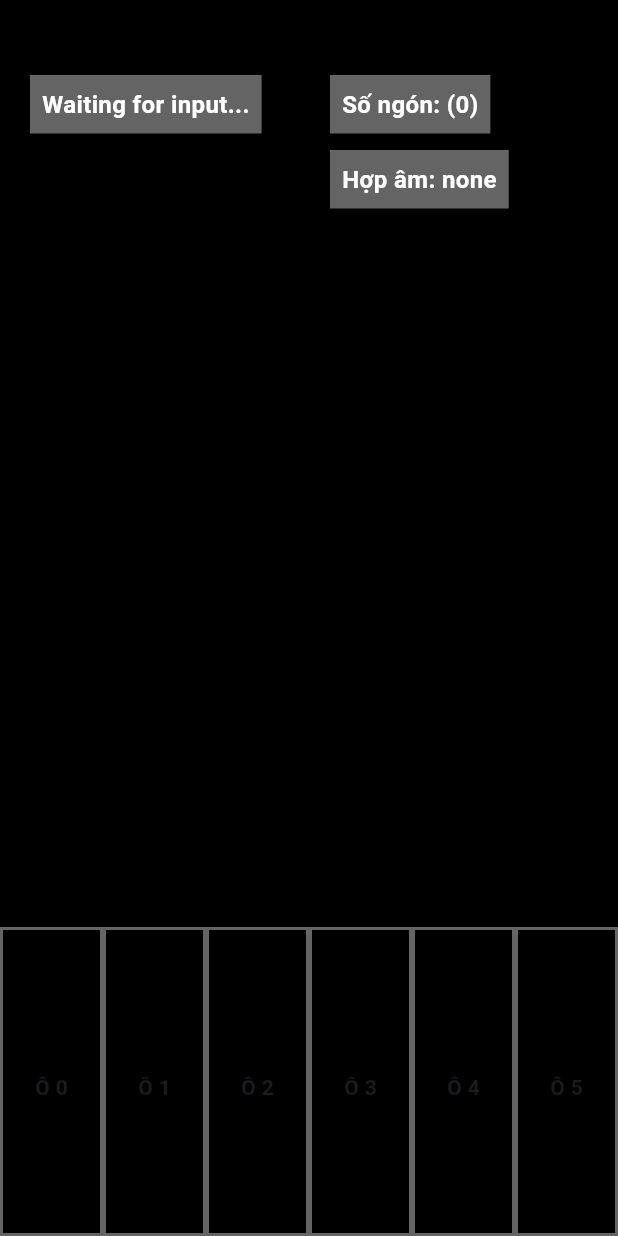
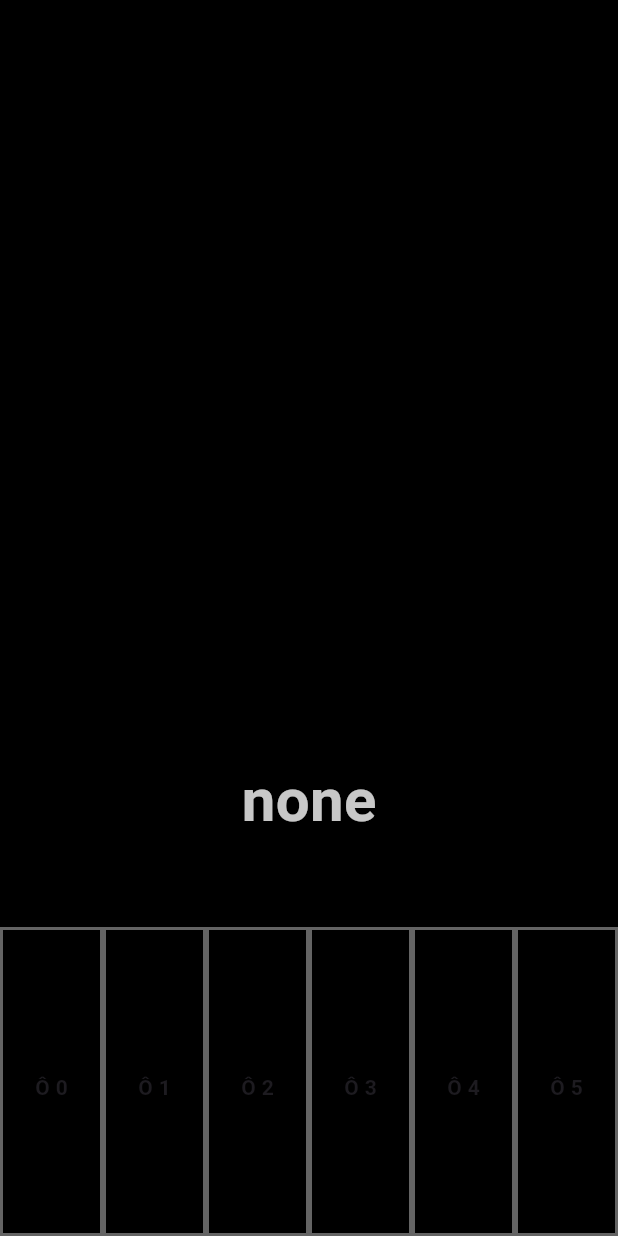
Before and after one commit to khoaphhh/Ruitar, a Flutter app: the screen it shows after launch, on a phone screen of 412 x 824 dp. Run offline on Flutter 3.47's test engine with Material 3 defaults, Android fonts, the phone set to English and light mode, and no system bars.

Commit message:
Re-arrange ui sreen

```diff
--- a/lib/main.dart
+++ b/lib/main.dart
@@ -4,8 +4,13 @@ import 'package:ruitar/logic/chord_record.dart';
 import 'ui/touch_detector.dart';
 import 'logic/calc_methods.dart';
 import 'package:ruitar/ui/guitar_strings.dart';
+import 'package:flutter/services.dart';
 
-void main() => runApp(const MaterialApp(home: HomeScreen()));
+void main() {
+  WidgetsFlutterBinding.ensureInitialized();
+  SystemChrome.setEnabledSystemUIMode(SystemUiMode.immersiveSticky);
+  runApp(const MaterialApp(home: HomeScreen()));
+}
 
 // 1. Đổi thành StatefulWidget
 class HomeScreen extends StatefulWidget {
@@ -65,23 +70,24 @@ class _HomeScreenState extends State<HomeScreen> {
                     }
                   },
                 ),
-                Positioned(
-                  top: 100,
-                  left: 220,
-                  child: IgnorePointer(
-                    child: Container(
-                      padding: const EdgeInsets.all(8),
-                      color: Color.fromARGB(100, 255, 255, 255),
-                      child: Text(
-                        "Hợp âm: $detectedChord",
-                        style: const TextStyle(
-                          color: Colors.white,
-                          fontSize: 16,
-                          fontWeight: FontWeight.bold,
+                Stack(
+                  children: [
+                    IgnorePointer(        //không cản màn hình cảm ứng
+                      child: Center(      //căn chính giữa màn hình
+                        child: Padding(   // dịch xuống
+                          padding: EdgeInsets.only(top: 450),
+                          child: Text(
+                            "$detectedChord",
+                            style: const TextStyle(
+                              color: Color.fromARGB(200, 255, 255, 255),
+                              fontSize: 40,
+                              fontWeight: FontWeight.bold,
+                            ),
+                          ),
                         ),
                       ),
                     ),
-                  ),
+                  ]
                 ),
               ],
             ),
@@ -97,7 +103,7 @@ class _HomeScreenState extends State<HomeScreen> {
             flex: 1,
             child: GuitarStrings(
               onUpdate: (cells) {
-                print(cells);
+                // print(cells);
               },
             ),
           ),
--- a/lib/ui/guitar_strings.dart
+++ b/lib/ui/guitar_strings.dart
@@ -71,7 +71,7 @@ class _GuitarStrings extends State<GuitarStrings> {
                   curve: Curves.linear,
 
                   decoration: BoxDecoration(
-                    color: (isBeingTouched) ? Color.fromARGB(139, 13, 166, 249) : const Color.fromARGB(255, 0, 0, 0),
+                    color: (isBeingTouched) ? Color.fromARGB(0, 0, 0, 0) : const Color.fromARGB(255, 0, 0, 0),
                     border: Border.all(
                       color: Color.fromARGB(100, 255, 255, 255),
                       width: 2.0,
--- a/lib/ui/touch_detector.dart
+++ b/lib/ui/touch_detector.dart
@@ -114,128 +114,128 @@ class _TouchDetectorState extends State<TouchDetector> with SingleTickerProvider
         ),
 
 
-        Positioned(
-          top: 50, // Cách mép trên 50 pixel (tránh bị dính vào thanh trạng thái pin/wifi)
-          left: 220, // Cách mép trái 20 pixel
-          child: IgnorePointer(
-            child: Container(
-              padding: const EdgeInsets.all(8),
-              color: Color.fromARGB(100, 255, 255, 255),
-              child: Text(
-                "Số ngón: (${_activePointers.length})",
-                style: const TextStyle(
-                  color: Colors.white,
-                  fontSize: 16,
-                  fontWeight: FontWeight.bold,
-                ),
-              ),
-            ),
-          )
-        ),
+        // Positioned(
+        //   top: 50, // Cách mép trên 50 pixel (tránh bị dính vào thanh trạng thái pin/wifi)
+        //   left: 220, // Cách mép trái 20 pixel
+        //   child: IgnorePointer(
+        //     child: Container(
+        //       padding: const EdgeInsets.all(8),
+        //       color: Color.fromARGB(100, 255, 255, 255),
+        //       child: Text(
+        //         "Số ngón: (${_activePointers.length})",
+        //         style: const TextStyle(
+        //           color: Colors.white,
+        //           fontSize: 16,
+        //           fontWeight: FontWeight.bold,
+        //         ),
+        //       ),
+        //     ),
+        //   )
+        // ),
 
 
-        if (_activePointers.isEmpty)
-          Positioned(
-            top: 50, // Cách mép trên 50 pixel (tránh bị dính vào thanh trạng thái pin/wifi)
-            left: 20, // Cách mép trái 20 pixel
-            child: IgnorePointer(
-              child: Container(
-                padding: const EdgeInsets.all(8),
-                color: Color.fromARGB(100, 255, 255, 255),
-                child: Text(
-                  "Waiting for input...",
-                  style: const TextStyle(
-                    color: Colors.white,
-                    fontSize: 16,
-                    fontWeight: FontWeight.bold,
-                  ),
-                ),
-              )
-            ),
-          ),
+        // if (_activePointers.isEmpty)
+        //   Positioned(
+        //     top: 50, // Cách mép trên 50 pixel (tránh bị dính vào thanh trạng thái pin/wifi)
+        //     left: 20, // Cách mép trái 20 pixel
+        //     child: IgnorePointer(
+        //       child: Container(
+        //         padding: const EdgeInsets.all(8),
+        //         color: Color.fromARGB(100, 255, 255, 255),
+        //         child: Text(
+        //           "Waiting for input...",
+        //           style: const TextStyle(
+        //             color: Colors.white,
+        //             fontSize: 16,
+        //             fontWeight: FontWeight.bold,
+        //           ),
+        //         ),
+        //       )
+        //     ),
+        //   ),
 
 
-        if (_activePointers.length == 1)
-          Positioned(
-            top: 50, // Cách mép trên 50 pixel (tránh bị dính vào thanh trạng thái pin/wifi)
-            left: 20, // Cách mép trái 20 pixel
-            child: IgnorePointer(
-              child: Container(
-                padding: const EdgeInsets.all(8),
-                color: Color.fromARGB(100, 255, 255, 255),
-                child: Text(
-                  //"Tọa độ: (${_fingers.values.elementAt(_activePointers.elementAt(0)).last.position})",
-                  //"Tọa độ: (${_fingers.entries..last.position})",
-                  "Tọa độ 1: (${currentPoints.entries.elementAt(0).value.dx.round()}, ${currentPoints.entries.elementAt(0).value.dy.round()})",
-                  style: const TextStyle(
-                    color: Colors.white,
-                    fontSize: 16,
-                    fontWeight: FontWeight.bold,
-                  ),
-                ),
-              ),
-            )
-          ),
+        // if (_activePointers.length == 1)
+        //   Positioned(
+        //     top: 50, // Cách mép trên 50 pixel (tránh bị dính vào thanh trạng thái pin/wifi)
+        //     left: 20, // Cách mép trái 20 pixel
+        //     child: IgnorePointer(
+        //       child: Container(
+        //         padding: const EdgeInsets.all(8),
+        //         color: Color.fromARGB(100, 255, 255, 255),
+        //         child: Text(
+        //           //"Tọa độ: (${_fingers.values.elementAt(_activePointers.elementAt(0)).last.position})",
+        //           //"Tọa độ: (${_fingers.entries..last.position})",
+        //           "Tọa độ 1: (${currentPoints.entries.elementAt(0).value.dx.round()}, ${currentPoints.entries.elementAt(0).value.dy.round()})",
+        //           style: const TextStyle(
+        //             color: Colors.white,
+        //             fontSize: 16,
+        //             fontWeight: FontWeight.bold,
+        //           ),
+        //         ),
+        //       ),
+        //     )
+        //   ),
 
-        if (_activePointers.length == 2)
-          Positioned(
-            top: 50, // Cách mép trên 50 pixel (tránh bị dính vào thanh trạng thái pin/wifi)
-            left: 20, // Cách mép trái 20 pixel
-            child: IgnorePointer(
-              child: Container(
-                padding: const EdgeInsets.all(8),
-                color: Color.fromARGB(100, 255, 255, 255),
-                child: Text(
-                  "Tọa độ 1: (${currentPoints.entries.elementAt(0).value.dx.round()}, ${currentPoints.entries.elementAt(0).value.dy.round()}),\nTọa độ 2: (${currentPoints.entries.elementAt(1).value.dx.round()}, ${currentPoints.entries.elementAt(1).value.dy.round()})",
-                  style: const TextStyle(
-                    color: Colors.white,
-                    fontSize: 16,
-                    fontWeight: FontWeight.bold,
-                  ),
-                ),
-              ),
-            )
-          ),
+        // if (_activePointers.length == 2)
+        //   Positioned(
+        //     top: 50, // Cách mép trên 50 pixel (tránh bị dính vào thanh trạng thái pin/wifi)
+        //     left: 20, // Cách mép trái 20 pixel
+        //     child: IgnorePointer(
+        //       child: Container(
+        //         padding: const EdgeInsets.all(8),
+        //         color: Color.fromARGB(100, 255, 255, 255),
+        //         child: Text(
+        //           "Tọa độ 1: (${currentPoints.entries.elementAt(0).value.dx.round()}, ${currentPoints.entries.elementAt(0).value.dy.round()}),\nTọa độ 2: (${currentPoints.entries.elementAt(1).value.dx.round()}, ${currentPoints.entries.elementAt(1).value.dy.round()})",
+        //           style: const TextStyle(
+        //             color: Colors.white,
+        //             fontSize: 16,
+        //             fontWeight: FontWeight.bold,
+        //           ),
+        //         ),
+        //       ),
+        //     )
+        //   ),
 
-        if (_activePointers.length == 3)
-          Positioned(
-            top: 50, // Cách mép trên 50 pixel (tránh bị dính vào thanh trạng thái pin/wifi)
-            left: 20, // Cách mép trái 20 pixel
-            child: IgnorePointer(
-              child: Container(
-                padding: const EdgeInsets.all(8),
-                color: Color.fromARGB(100, 255, 255, 255),
-                child: Text(
-                  "Tọa độ 1: (${currentPoints.entries.elementAt(0).value.dx.round()}, ${currentPoints.entries.elementAt(0).value.dy.round()})\nTọa độ 2: (${currentPoints.entries.elementAt(1).value.dx.round()}, ${currentPoints.entries.elementAt(1).value.dy.round()}),\nTọa độ 3: (${currentPoints.entries.elementAt(2).value.dx.round()}, ${currentPoints.entries.elementAt(2).value.dy.round()})",
-                  style: const TextStyle(
-                  color: Colors.white,
-                  fontSize: 16,
-                  fontWeight: FontWeight.bold,
-                  ),
-                ),
-              ),
-            )
-          ),
+        // if (_activePointers.length == 3)
+        //   Positioned(
+        //     top: 50, // Cách mép trên 50 pixel (tránh bị dính vào thanh trạng thái pin/wifi)
+        //     left: 20, // Cách mép trái 20 pixel
+        //     child: IgnorePointer(
+        //       child: Container(
+        //         padding: const EdgeInsets.all(8),
+        //         color: Color.fromARGB(100, 255, 255, 255),
+        //         child: Text(
+        //           "Tọa độ 1: (${currentPoints.entries.elementAt(0).value.dx.round()}, ${currentPoints.entries.elementAt(0).value.dy.round()})\nTọa độ 2: (${currentPoints.entries.elementAt(1).value.dx.round()}, ${currentPoints.entries.elementAt(1).value.dy.round()}),\nTọa độ 3: (${currentPoints.entries.elementAt(2).value.dx.round()}, ${currentPoints.entries.elementAt(2).value.dy.round()})",
+        //           style: const TextStyle(
+        //           color: Colors.white,
+        //           fontSize: 16,
+        //           fontWeight: FontWeight.bold,
+        //           ),
+        //         ),
+        //       ),
+        //     )
+        //   ),
 
-        if (_activePointers.length == 4)
-          Positioned(
-            top: 50, // Cách mép trên 50 pixel (tránh bị dính vào thanh trạng thái pin/wifi)
-            left: 20, // Cách mép trái 20 pixel
-            child: IgnorePointer(
-              child: Container(
-                padding: const EdgeInsets.all(8),
-                color: Color.fromARGB(100, 255, 255, 255),
-                child: Text(
-                    "Tọa độ 1: (${currentPoints.entries.elementAt(0).value.dx.round()}, ${currentPoints.entries.elementAt(0).value.dy.round()})\nTọa độ 2: (${currentPoints.entries.elementAt(1).value.dx.round()}, ${currentPoints.entries.elementAt(1).value.dy.round()}),\nTọa độ 3: (${currentPoints.entries.elementAt(2).value.dx.round()}, ${currentPoints.entries.elementAt(2).value.dy.round()}),\nTọa độ 4: (${currentPoints.entries.elementAt(3).value.dx.round()}, ${currentPoints.entries.elementAt(3).value.dy.round()})",
-                    style: const TextStyle(
-                    color: Colors.white,
-                    fontSize: 16,
-                    fontWeight: FontWeight.bold,
-                  ),
-                ),
-              ),
-            )
-          ),
+        // if (_activePointers.length == 4)
+        //   Positioned(
+        //     top: 50, // Cách mép trên 50 pixel (tránh bị dính vào thanh trạng thái pin/wifi)
+        //     left: 20, // Cách mép trái 20 pixel
+        //     child: IgnorePointer(
+        //       child: Container(
+        //         padding: const EdgeInsets.all(8),
+        //         color: Color.fromARGB(100, 255, 255, 255),
+        //         child: Text(
+        //             "Tọa độ 1: (${currentPoints.entries.elementAt(0).value.dx.round()}, ${currentPoints.entries.elementAt(0).value.dy.round()})\nTọa độ 2: (${currentPoints.entries.elementAt(1).value.dx.round()}, ${currentPoints.entries.elementAt(1).value.dy.round()}),\nTọa độ 3: (${currentPoints.entries.elementAt(2).value.dx.round()}, ${currentPoints.entries.elementAt(2).value.dy.round()}),\nTọa độ 4: (${currentPoints.entries.elementAt(3).value.dx.round()}, ${currentPoints.entries.elementAt(3).value.dy.round()})",
+        //             style: const TextStyle(
+        //             color: Colors.white,
+        //             fontSize: 16,
+        //             fontWeight: FontWeight.bold,
+        //           ),
+        //         ),
+        //       ),
+        //     )
+        //   ),
       ],
     );
   }
```
